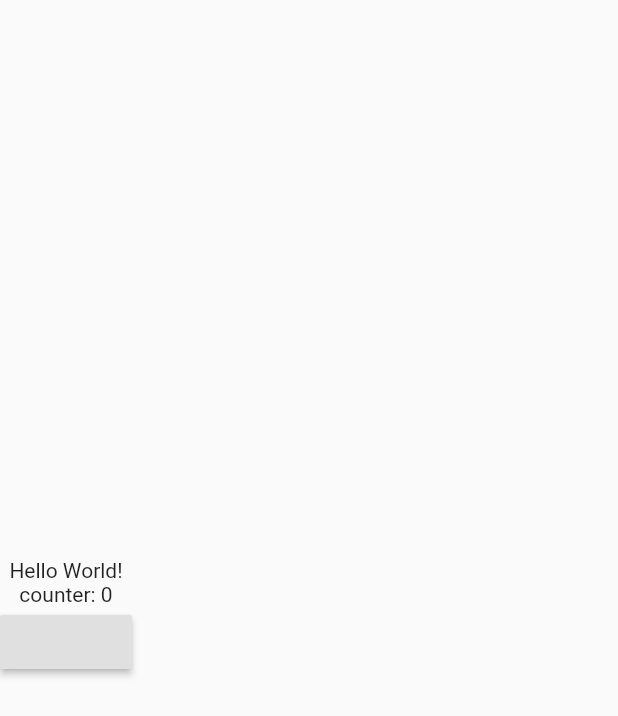
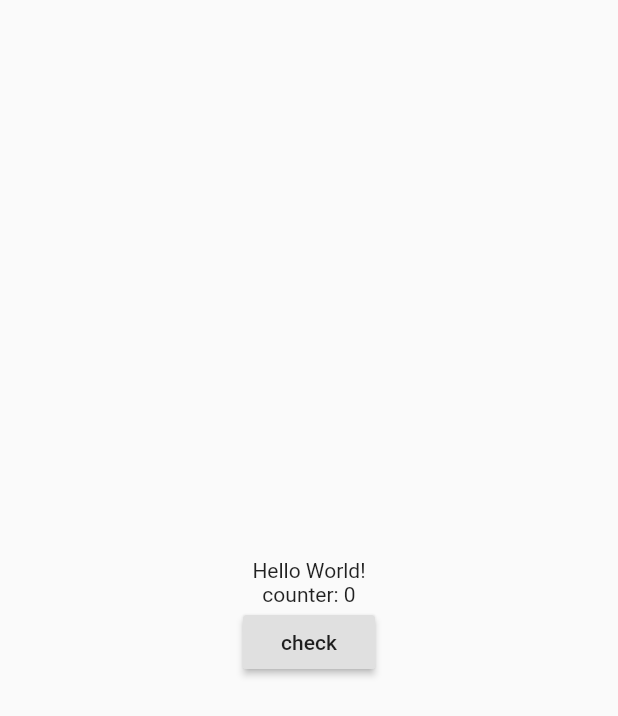
Before and after one commit to eladcandroid/flutter-getting-started, a Flutter app: the screen it shows after launch, on a phone screen of 412 x 824 dp. Shown: the top 716 px of the screen. Run offline on Flutter 3.47's test engine with Material 2 defaults, Android fonts, the phone set to English and light mode, and no system bars.

Commit message:
Fix state

```diff
--- a/lib/main.dart
+++ b/lib/main.dart
@@ -3,8 +3,6 @@ import 'package:flutter/material.dart';
 void main() => runApp(MyApp());
 
 class Counter extends StatefulWidget {
-  Counter({Key key}) : super(key: key);
-
   _CounterState createState() => _CounterState();
 }
 
@@ -13,17 +11,16 @@ class _CounterState extends State<Counter> {
 
   @override
   Widget build(BuildContext context) {
-    return Column(children: [
-      Container(
-        child: Text('counter: $counter'),
-      ),
-      RaisedButton(onPressed: _incrementCounter)
-    ]);
+    return Center(
+        child: Column(children: [
+      Text('counter: $counter'),
+      RaisedButton(onPressed: _incrementCounter, child: Text('check'))
+    ]));
   }
 
   void _incrementCounter() {
     setState(() {
-      this.counter++;
+      counter++;
     });
   }
 }
@@ -35,10 +32,7 @@ class MyApp extends StatelessWidget {
         home: Scaffold(
       body: Column(
         mainAxisAlignment: MainAxisAlignment.center,
-        children: <Widget>[
-          Text("Hello World!"),
-          Counter()
-        ],
+        children: <Widget>[Text("Hello World!"), Counter()],
       ),
     ));
   }
```
